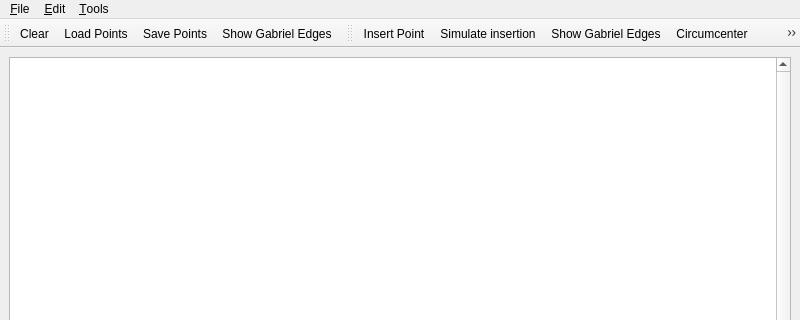
First picture: the form in Triangulation_2/Delaunay_triangulation_2.ui, repository SreelalSreenivasan/KGG, before the edit; both pictures show x 0 to 800 and y 0 to 320 of the 800 by 600 pixel window.
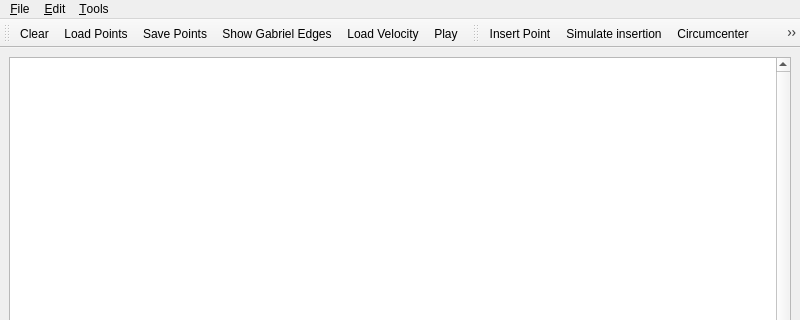
Second picture: the form after the edit. Icons and pictures are not drawn.

Commit message: Gabriel detection cycle is completed

```diff
--- a/Triangulation_2/Delaunay_triangulation_2.ui
+++ b/Triangulation_2/Delaunay_triangulation_2.ui
@@ -52,6 +52,8 @@
    <addaction name="actionLoadPoints" />
    <addaction name="actionSavePoints" />
    <addaction name="actionShowGabriel" /> 	<!--ShowGabriel 1 -->
+   <addaction name="actionVelocity"/>
+   <addaction name="actionPlay"/>
   </widget>
   <widget class="QToolBar" name="toolBar" >
    <property name="windowTitle" >
@@ -65,7 +67,7 @@
    </attribute>
    <addaction name="actionInsertPoint" />
    <addaction name="actionMovingPoint" />
-   <addaction name="actionShowGabriel" />	<!--ShowGabriel 2 -->
+   <!--addaction name="actionShowGabriel" /-->	<!--ShowGabriel 2 -->
    <addaction name="actionCircumcenter" />
    <addaction name="actionShowConflictZone" />
    <addaction name="separator" />
@@ -242,6 +244,39 @@
     <string>Ctrl+V</string>
    </property>
   </action>
+  
+  <action name="actionPlay" >
+   <property name="checkable" >
+    <bool>true</bool>
+   </property>
+   <property name="checked" >
+    <bool>false</bool>
+   </property>
+   <property name="icon" >
+    <iconset resource="../icons/Triangulation_2.qrc" >
+     <normaloff>:/cgal/Triangulation_2/Voronoi_diagram_2.png</normaloff>:/cgal/Triangulation_2/Voronoi_diagram_2.png</iconset>
+   </property>
+   <property name="text" >
+    <string>Play</string>
+   </property>
+   <property name="shortcut" >
+    <string>Ctrl+V</string>
+   </property>
+  </action>
+  
+  <action name="actionVelocity" >
+   <property name="icon" >
+    <iconset resource="../icons/File.qrc" >
+     <normaloff>:/cgal/fileToolbar/fileOpen.png</normaloff>:/cgal/fileToolbar/fileOpen.png</iconset>
+   </property>
+   <property name="text" >
+    <string>Load Velocity</string>
+   </property>
+   <property name="shortcut" >
+    <string>Ctrl+V</string>
+   </property>
+  </action>
+
   <action name="actionShowDelaunay" >
    <property name="checkable" >
     <bool>true</bool>
```
Left out of the diff: 5 changed lines with no effect on the pictures. The commit also changes 1 other file.
